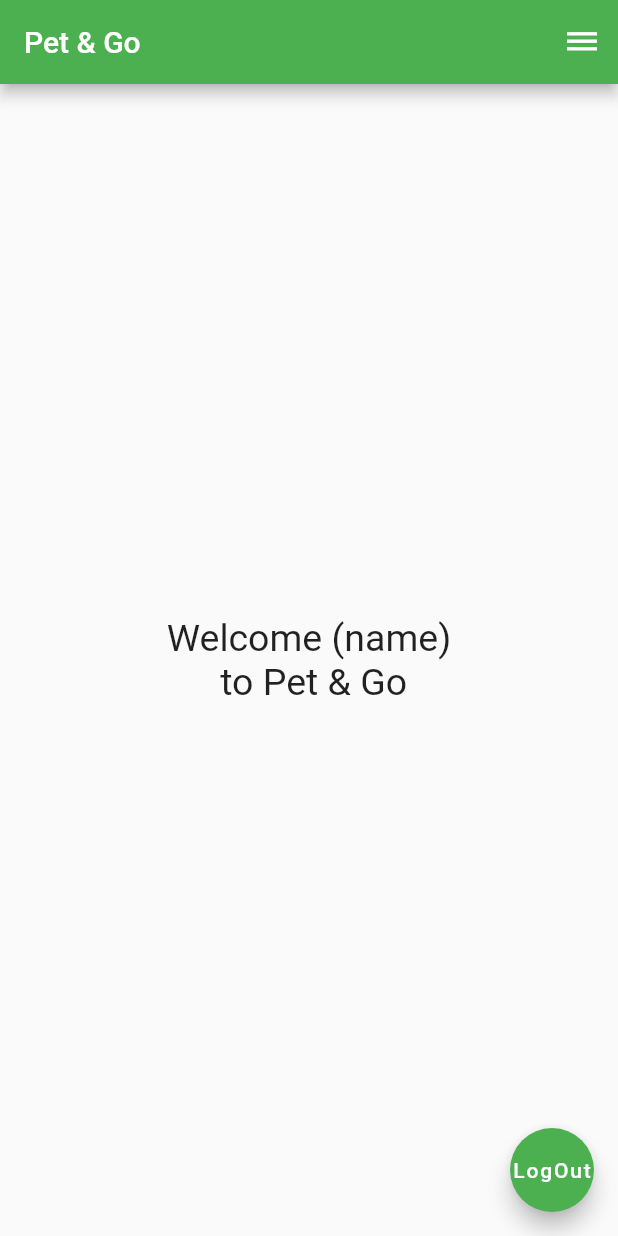
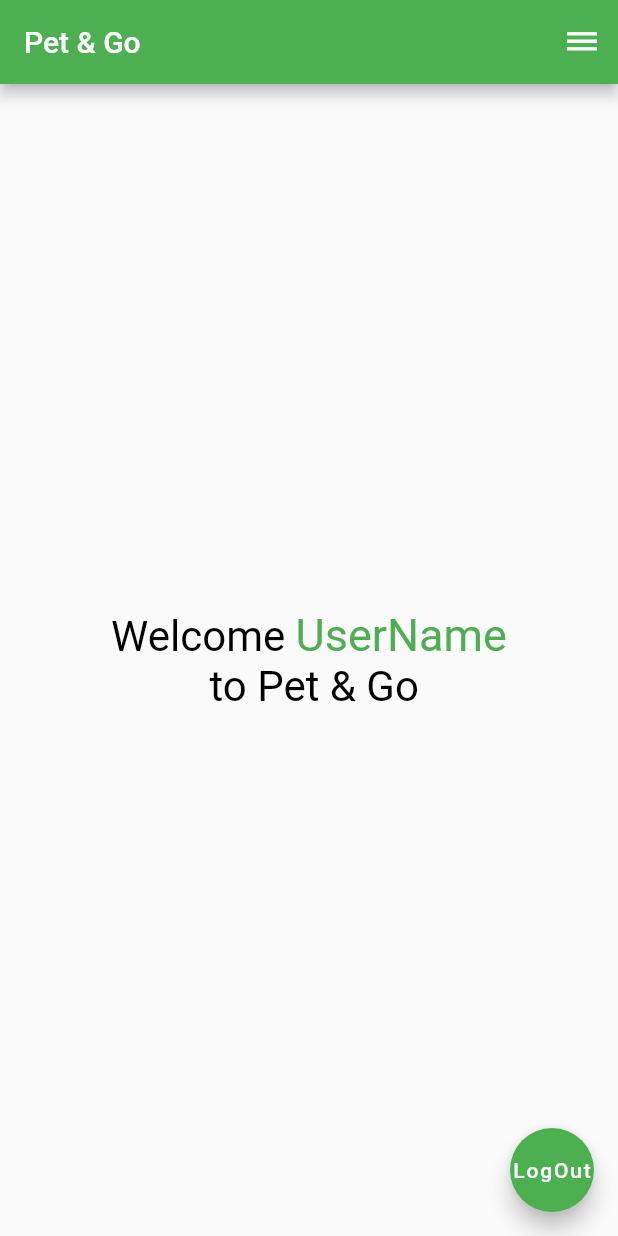
Before and after one commit to aridearriba/Pet-and-go_Front-end, a Flutter app: the screen it shows after launch, on a phone screen of 412 x 824 dp. Run offline on Flutter 3.47's test engine with Material 2 defaults, Android fonts, the phone set to English and light mode, and no system bars.

Commit message:
Home Page commit #2

```diff
--- a/lib/home.dart
+++ b/lib/home.dart
@@ -25,11 +25,31 @@ class _HomeState extends State<Home> {
                 child: Column(
                     mainAxisAlignment: MainAxisAlignment.center,
                     children: <Widget>[
-                        Text(
-                            'Welcome (name) \n to Pet & Go',
-                            style: TextStyle(fontSize: 25,),
+                        RichText(
+                            text: TextSpan(
+                                text : 'Welcome ',
+                                style: TextStyle(
+                                    color: Colors.black,
+                                    fontSize: 28.0,
+                                ),
+                                children: <TextSpan>[
+                                    TextSpan(
+                                        text: 'UserName',
+                                        style: TextStyle(
+                                            color: Colors.green,
+                                            fontSize: 30.0,
+                                        ),
+                                    ),
+                                    TextSpan(
+                                        text : '\n to Pet & Go',
+                                        style: TextStyle(
+                                            color: Colors.black,
+                                            fontSize: 28.0,
+                                        ),
+                                    ),
+                                ]
+                            ),
                             textAlign: TextAlign.center,
-                            //añadir en un futuro el nombre
                         ),
                     ],
                 ),
```
